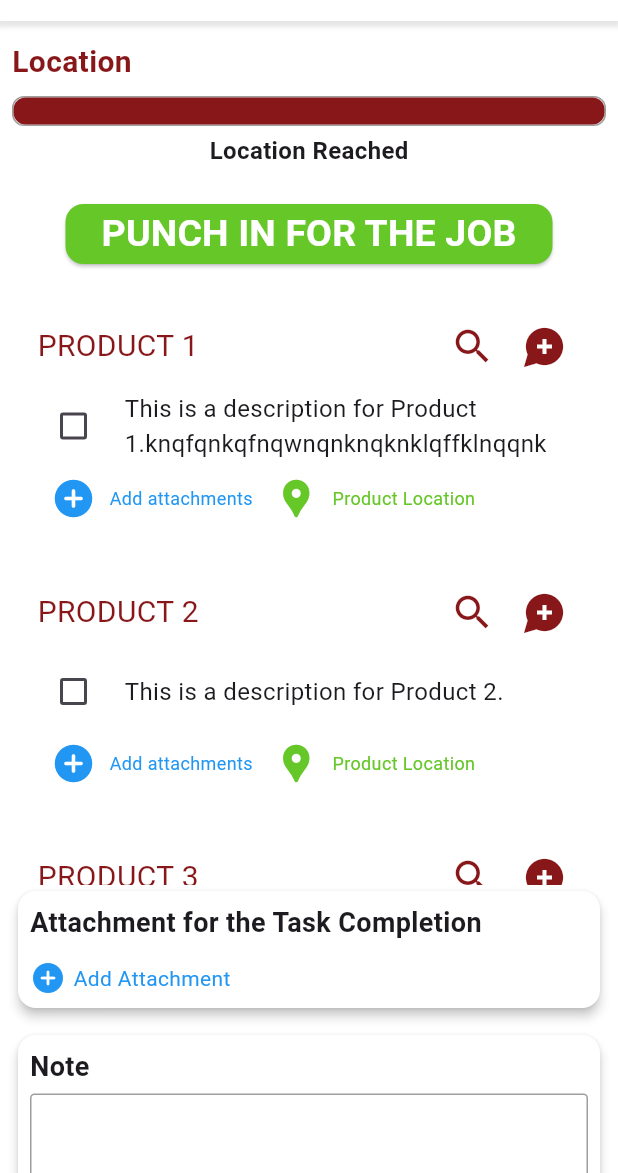
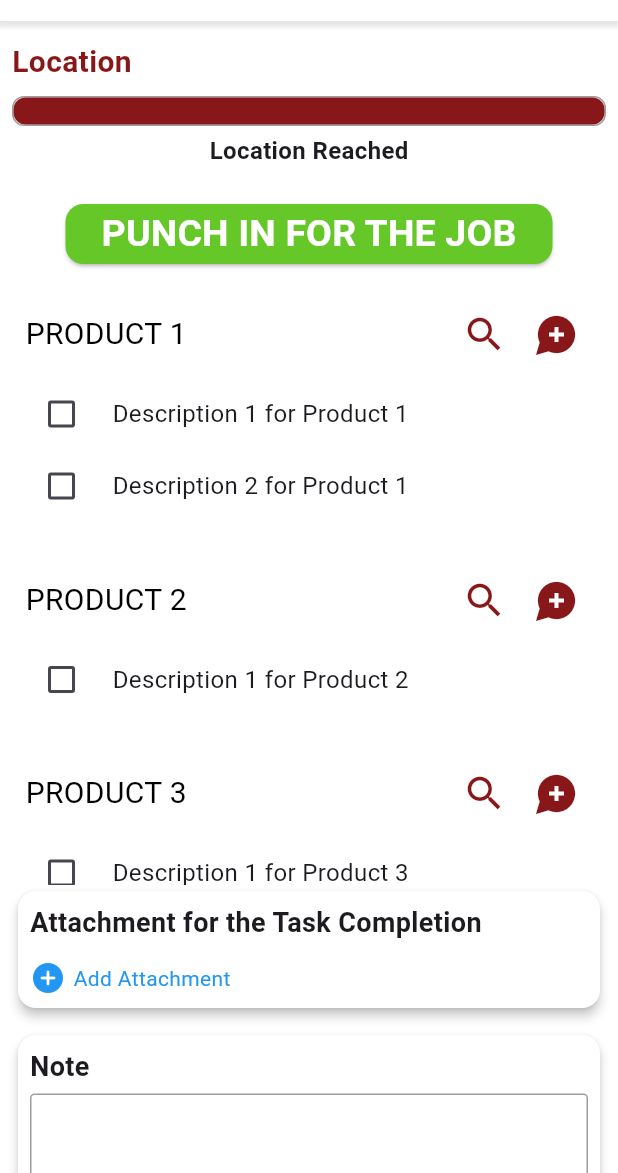
Before and after one commit to Sumedhvyas28/BWT-APP, a Flutter app: the ReachedLocation screen opened directly, on a phone screen of 412 x 824 dp, the part 63-1236 px from its top. Run offline on Flutter 3.47's test engine with Material 3 defaults, Android fonts, the phone set to English and light mode, and no system bars; our stand-ins replace device_preview, go_router, loading_animation_widget, lottie, page_transition, shimmer and 1 more.

Commit message:
added remove product feature

```diff
--- a/lib/models/product_list.dart
+++ b/lib/models/product_list.dart
@@ -1,20 +1,51 @@
 List<Map<String, dynamic>> productList = [
   {
     'name': 'PRODUCT 1',
-    'description':
-        'This is a description for Product 1.knqfqnkqfnqwnqnknqknklqffklnqqnk',
-    'isSelected': false, // Ensure this is a non-null boolean
+    'description': [
+      'Description 1 for Product 1',
+      'Description 2 for Product 1'
+    ],
+    'descriptionSelections': [false, false],
+    'isSelected': false,
   },
   {
     'name': 'PRODUCT 2',
-    'description': 'This is a description for Product 2.',
-    'isSelected': false, // Ensure this is a non-null boolean
+    'description': ['Description 1 for Product 2'],
+    'descriptionSelections': [false],
+    'isSelected': false,
   },
   {
     'name': 'PRODUCT 3',
-    'description': 'This is a description for Product 2.',
-    'isSelected': false, // Ensure this is a non-null boolean
+    'description': [
+      'Description 1 for Product 3',
+      'Description 2 for Product 3',
+      'Description 3 for Product 3'
+    ],
+    'descriptionSelections': [false, false, false],
+    'isSelected': false,
   },
+];
 
-  // Add more products as needed
-];
+Map<String, bool> checkDescriptionSelections(
+    List<Map<String, dynamic>> productList) {
+  bool allSelected = true;
+  bool anyDescriptionNotSelected = false;
+
+  for (var product in productList) {
+    // Ensure descriptionSelections is a List<bool>
+    List<bool> selections = List<bool>.from(product['descriptionSelections']);
+
+    bool productAllSelected = selections.every((selected) => selected);
+    bool productAnyDescriptionNotSelected =
+        selections.any((selected) => !selected);
+
+    allSelected = allSelected && productAllSelected;
+    anyDescriptionNotSelected =
+        anyDescriptionNotSelected || productAnyDescriptionNotSelected;
+  }
+
+  return {
+    'allSelected': allSelected,
+    'anyDescriptionNotSelected': anyDescriptionNotSelected,
+  };
+}
--- a/lib/pages/dashboard/task_details/reached/reached_location.dart
+++ b/lib/pages/dashboard/task_details/reached/reached_location.dart
@@ -5,6 +5,7 @@ import 'package:flutter_application_1/constants/pallete.dart';
 import 'package:flutter_application_1/models/product_list.dart';
 import 'package:flutter_application_1/pages/dashboard/task_details/reached/add_symptoms.dart';
 import 'package:flutter_application_1/pages/dashboard/task_details/reached/alert.dart';
+import 'package:flutter_application_1/pages/dashboard/task_details/reached/error_page.dart';
 import 'package:flutter_application_1/pages/dashboard/task_details/reached/look_symptoms.dart';
 import 'package:page_transition/page_transition.dart';
 
@@ -23,15 +24,22 @@ class _ReachedLocationState extends State<ReachedLocation> {
   bool _isPunchOutPressed = false;
   bool isRescheduled = false;
   String _isPunchOutMessage = '';
+  List<Map<String, dynamic>> removedDescriptions = [];
 
   List<Map<String, dynamic>> removedProducts = []; // List for removed products
 
   void _handlePunchOut() {
-    // Check if any product is not selected
-    bool anyNotSelected =
-        productList.any((product) => product['isSelected'] == false);
+    // Extracting the selection condition
+    var selectionStatus = checkDescriptionSelections(productList);
 
-    if (!anyNotSelected) {
+    bool allSelected = selectionStatus['allSelected']!;
+    bool anyDescriptionNotSelected =
+        selectionStatus['anyDescriptionNotSelected']!;
+
+    print('anyDescriptionNotSelected: $anyDescriptionNotSelected');
+    print('allSelected: $allSelected');
+
+    if (allSelected && _isPunchPressed) {
       setState(() {
         _isPunchOutPressed = true;
         _isPunchOutMessage = 'Job Punch OUT Successful! AT 16:00 PM';
@@ -40,12 +48,16 @@ class _ReachedLocationState extends State<ReachedLocation> {
       showDialog(
         context: context,
         builder: (BuildContext context) {
+          if (!_isPunchPressed) {
+            return ErrorPage();
+          } else
             return AlertPage();
         },
       );
     }
   }
 
+  @override
   Widget build(BuildContext context) {
     // double screenWidth = MediaQuery.of(context).size.width;
     // double screenHeight = MediaQuery.of(context).size.height;
@@ -152,22 +164,22 @@ class _ReachedLocationState extends State<ReachedLocation> {
                   SizedBox(
                     height: 400,
                     child: ListView.builder(
-                        itemCount: productList.length +
-                            removedProducts.length, // Total count
-
                       shrinkWrap: true,
-                        padding: EdgeInsets.all(8),
+                      physics:
+                          const AlwaysScrollableScrollPhysics(), // Allow scrolling
+                      itemCount:
+                          productList.length + removedDescriptions.length,
                       itemBuilder: (context, index) {
                         if (index < productList.length) {
                           return _buildProductCard(
                               context, productList[index], index);
                         } else {
-                            // Display removed products
-                            final removedIndex = index - productList.length;
-                            return _buildRemovedProductCard(
-                                context, removedProducts[removedIndex]);
+                          int removedIndex = index - productList.length;
+                          return _buildRemovedDescriptionCard(
+                              context, removedDescriptions[removedIndex]);
                         }
-                        }),
+                      },
+                    ),
                   ),
                 ],
               ),
@@ -297,6 +309,11 @@ class _ReachedLocationState extends State<ReachedLocation> {
 
   Widget _buildProductCard(
       BuildContext context, Map<String, dynamic> product, int index) {
+    // Hide the product card if there are no descriptions left
+    if (product['description'].isEmpty) {
+      return const SizedBox.shrink();
+    }
+
     return AnimatedSize(
       duration: const Duration(milliseconds: 300),
       curve: Curves.easeInOut,
@@ -315,20 +332,15 @@ class _ReachedLocationState extends State<ReachedLocation> {
               mainAxisAlignment: MainAxisAlignment.spaceBetween,
               children: [
                 Text(
-                  product['name'],
+                  product['name'] ?? 'Unknown Product',
                   style: const TextStyle(
                     fontSize: 20,
-                    color: Pallete.mainFontColor,
+                    color: Colors.black,
                   ),
                 ),
                 Row(
                   children: [
                     IconButton(
-                      icon: const Icon(
-                        Icons.search,
-                        color: Pallete.mainFontColor,
-                        size: 30,
-                      ),
                       onPressed: () {
                         Navigator.push(
                           context,
@@ -338,13 +350,13 @@ class _ReachedLocationState extends State<ReachedLocation> {
                           ),
                         );
                       },
-                    ),
-                    IconButton(
-                      icon: const Icon(
-                        Icons.maps_ugc,
+                      icon: Icon(
+                        Icons.search,
                         color: Pallete.mainFontColor,
                         size: 30,
                       ),
+                    ),
+                    IconButton(
                       onPressed: () {
                         Navigator.push(
                           context,
@@ -354,22 +366,43 @@ class _ReachedLocationState extends State<ReachedLocation> {
                           ),
                         );
                       },
+                      icon: Icon(
+                        Icons.maps_ugc,
+                        color: Pallete.mainFontColor,
+                        size: 30,
                       ),
+                    )
                   ],
-                ),
+                )
               ],
             ),
             const SizedBox(height: 5),
-            Row(
+            ListView.builder(
+              shrinkWrap: true,
+              physics: const NeverScrollableScrollPhysics(),
+              itemCount: product['description'].length,
+              itemBuilder: (context, descIndex) {
+                return Row(
                   children: [
                     Checkbox(
-                  value: product['isSelected'],
+                      value: product['descriptionSelections'][descIndex],
                       onChanged: (value) {
                         setState(() {
-                      product['isSelected'] = value!;
+                          product['descriptionSelections'][descIndex] = value!;
+
+                          // Move description to removed list if checked
                           if (value) {
-                        // Move product to removedProducts
-                        removedProducts.add(productList.removeAt(index));
+                            removedDescriptions.add({
+                              'productName': product['name'],
+                              'description': product['description'][descIndex],
+                              'productIndex': index,
+                              'descIndex': descIndex,
+                            });
+
+                            // Remove description from the original product
+                            product['description'].removeAt(descIndex);
+                            product['descriptionSelections']
+                                .removeAt(descIndex);
                           }
                         });
                       },
@@ -377,50 +410,13 @@ class _ReachedLocationState extends State<ReachedLocation> {
                     const SizedBox(width: 10),
                     Expanded(
                       child: Text(
-                    product['description'],
+                        product['description'][descIndex],
                         style: const TextStyle(fontSize: 16),
                       ),
                     ),
                   ],
-            ),
-            Row(
-              children: [
-                IconButton(
-                  icon: const Icon(
-                    Icons.add_circle_rounded,
-                    color: Pallete.iconAddColor,
-                    size: 30,
-                  ),
-                  onPressed: () {
-                    // Handle add attachments functionality
+                );
               },
-                ),
-                const Text(
-                  'Add attachments',
-                  style: TextStyle(
-                    color: Pallete.iconAddColor,
-                    fontSize: 12,
-                  ),
-                ),
-                const SizedBox(width: 5),
-                IconButton(
-                  icon: const Icon(
-                    Icons.location_pin,
-                    color: Pallete.iconMapColor,
-                    size: 30,
-                  ),
-                  onPressed: () {
-                    // Handle location functionality
-                  },
-                ),
-                const Text(
-                  'Product Location',
-                  style: TextStyle(
-                    fontSize: 12,
-                    color: Pallete.iconMapColor,
-                  ),
-                ),
-              ],
             ),
           ],
         ),
@@ -428,33 +424,43 @@ class _ReachedLocationState extends State<ReachedLocation> {
     );
   }
 
-  Widget _buildRemovedProductCard(
-      BuildContext context, Map<String, dynamic> product) {
+  Widget _buildRemovedDescriptionCard(
+      BuildContext context, Map<String, dynamic> removedItem) {
     return Container(
       margin: const EdgeInsets.only(bottom: 10),
       padding: const EdgeInsets.all(8),
-      child: Row(
+      child: Column(
+        children: [
+          Row(
             mainAxisAlignment: MainAxisAlignment.start,
             children: [
-          IconButton(
-            icon: const Icon(
-              Icons.add_circle_rounded,
-              color: Pallete.mainFontColor, // Color for restore button
-              size: 30,
-            ),
-            onPressed: () {
+              Checkbox(
+                value: true,
+                onChanged: (value) {
                   setState(() {
-                productList.add(removedProducts.removeAt(
-                    removedProducts.indexOf(product))); // Restore product
+                    int productIndex = removedItem['productIndex'];
+
+                    productList[productIndex]['description'].insert(
+                        removedItem['descIndex'], removedItem['description']);
+                    productList[productIndex]['descriptionSelections']
+                        .insert(removedItem['descIndex'], false);
+
+                    // Remove from the removed descriptions list
+                    removedDescriptions.remove(removedItem);
                   });
                 },
               ),
-          Text(
-            product['name'],
+              const SizedBox(width: 10),
+              Expanded(
+                child: Text(
+                  "${removedItem['productName']} - ${removedItem['description']}",
                   style: const TextStyle(
-              fontSize: 20,
+                    fontSize: 16,
                     color: Pallete.mainFontColor,
                   ),
+                ),
+              ),
+            ],
           ),
         ],
       ),
--- a/lib/pages/dashboard/task_page.dart
+++ b/lib/pages/dashboard/task_page.dart
@@ -1,5 +1,5 @@
 import 'package:flutter/material.dart';
-import 'package:flutter_application_1/pages/dashboard/task_details/shimmer_page.dart';
+import 'package:flutter_application_1/pages/dashboard/task_details/task_details.dart';
 import 'package:page_transition/page_transition.dart';
 
 // pending
@@ -90,7 +90,7 @@ class TasksPage extends StatelessWidget {
                       Navigator.push(
                         context,
                         PageTransition(
-                          child: ShimmerWidgetPage(),
+                          child: TaskDetails(),
                           type: PageTransitionType.fade,
                         ),
                       );
```
Also changed, not shown: lib/pages/dashboard/task_details/reached/error_page.dart (added, +66 -0 lines), lib/pages/dashboard/task_details/shimmer_page.dart (+0 -18 lines), lib/pages/dashboard/task_details/task_details.dart (+60 -53 lines). Lines whose indentation alone changed are shown as unchanged.
